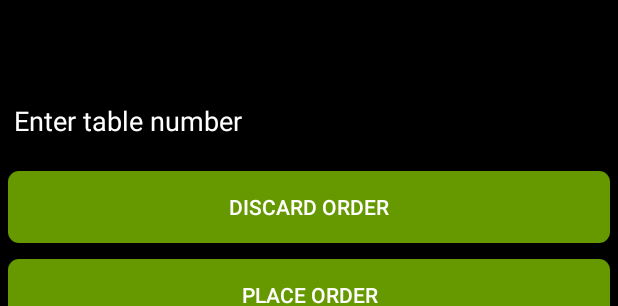
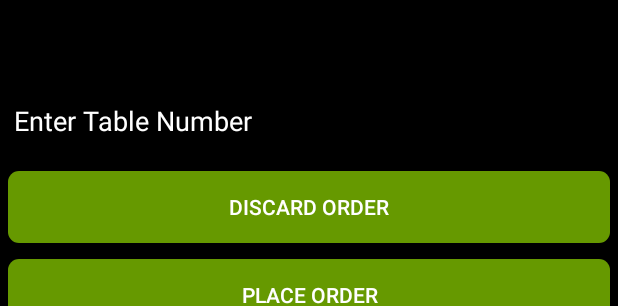
Before and after one commit to neelv113/client_host_hotel, an Android app: the layout activity_cart.xml on its own in the app's theme, with its tools: preview values and no code run, on a phone screen of 412 x 824 dp. Shown: the part 897-1203 px from the top of the screen. Run offline under Robolectric (Android 15) with nearby library versions, the light colour scheme and no system bars.

Commit message:
Final app done with ui also
done

```diff
--- a/app/src/main/java/com/example/ashish/client_host/Adapter/CartAdapter.java
+++ b/app/src/main/java/com/example/ashish/client_host/Adapter/CartAdapter.java
@@ -48,9 +48,8 @@ public class CartAdapter extends RecyclerView.Adapter<CartAdapter.ViewHolder> {
 
     @Override
     public void onBindViewHolder(@NonNull ViewHolder viewHolder, int i) {
-        viewHolder.txtView.setText(dataList[i] + "");
-        viewHolder.txtPrice.setText(dataPirceList[i]+"");
-//        SharedPreferences.putFoodDetailsList(itemDetails.get(i));
+        viewHolder.txtView.setText("Food Name : "+dataList[i] + "");
+        viewHolder.txtPrice.setText("Price : "+dataPirceList[i] + "");
     }
 
     @Override
--- a/app/src/main/java/com/example/ashish/client_host/Adapter/EatablesAdapter.java
+++ b/app/src/main/java/com/example/ashish/client_host/Adapter/EatablesAdapter.java
@@ -65,7 +65,7 @@ public class EatablesAdapter extends RecyclerView.Adapter<EatablesAdapter.ViewHo
             public void onClick(View view) {
 
                 SharedPreferences.putFoodList(dataList.get(position).getFoodName(), dataList.get(position).getPrice());
-                Toast.makeText(view.getContext(),"Item Added To Cart",Toast.LENGTH_LONG).show();
+                Toast.makeText(view.getContext(),"Item Added To Cart",Toast.LENGTH_SHORT).show();
 
                 for (String key : SharedPreferences.getFoodDetails().keySet()) {
                     ItemDetails itemDetailss = SharedPreferences.getFoodDetails().get(key);
--- a/app/src/main/java/com/example/ashish/client_host/Model/Ratings.java
+++ b/app/src/main/java/com/example/ashish/client_host/Model/Ratings.java
@@ -21,14 +21,11 @@ public class Ratings {
 
         FirebaseDatabase database = FirebaseDatabase.getInstance();
         final DatabaseReference reference = database.getReference("Ratings");
-//        refer = reference.child("users");
         Log.d(TAG, "Ratings: called 1__"+reference);
 
             reference.child("contact").setValue(contact);
             reference.child("rating").setValue(String.valueOf(rating));
 
-//        reference.child("contact").setValue(contact);
-//        reference.child("rating").setValue(String.valueOf(rating));
 
         reference.addValueEventListener(new ValueEventListener() {
             @Override
--- a/app/src/main/java/com/example/ashish/client_host/activity/Cart.java
+++ b/app/src/main/java/com/example/ashish/client_host/activity/Cart.java
@@ -53,12 +53,9 @@ public class Cart extends AppCompatActivity {
         removeOrderBtn.setOnClickListener(new View.OnClickListener() {
             @Override
             public void onClick(View view) {
-               //  new EatablesAdapter().dataList.clear();
                     SharedPreferences.clear();
                     cartRecyclerView.setAdapter(null);
                     cartRecyclerView.setAdapter(cartAdapter);
-                    //startActivity(new Intent(Cart.this,AllEatablesActivity.class).setFlags(Intent.FLAG_ACTIVITY_SINGLE_TOP|Intent.FLAG_ACTIVITY_CLEAR_TOP));
-                    //Toast.makeText(Cart.this,"Cart is empty",Toast.LENGTH_LONG).show();
             }
         });
 
@@ -84,11 +81,9 @@ public class Cart extends AppCompatActivity {
                {
                    sendNotification();
                    startActivity(new Intent(Cart.this,FoodMenuActivity.class));
-
                }
            }
        });
-
     }
 
     private void sendNotification() {
@@ -158,7 +153,6 @@ public class Cart extends AppCompatActivity {
                 .addHeader("Authorization", "key=" + "AIzaSyCc8pnR2KhsYshriO4_BztCQeREpx6q1ZQ")
                 .build();
         Response response = mClient.newCall(request).execute();
-//        Log.d(TAG,"response al:"+response+"__"+response.body().string()+"__"+response.body().string());
         return response.body().string();
     }
 
--- a/app/src/main/java/com/example/ashish/client_host/activity/DrinkOrderActivity.java
+++ b/app/src/main/java/com/example/ashish/client_host/activity/DrinkOrderActivity.java
@@ -97,7 +97,5 @@ public class DrinkOrderActivity extends AppCompatActivity {
     private void initViews() {
         recyclerDrink = findViewById(R.id.recyclerDrink);
         recyclerDrink.setLayoutManager(new LinearLayoutManager(this));
-        //recyclerDrinkAdapter = new RecyclerDrinkAdapter(this);
-        //recyclerDrink.setAdapter(recyclerDrinkAdapter);
     }
 }
--- a/app/src/main/java/com/example/ashish/client_host/activity/FoodMenuActivity.java
+++ b/app/src/main/java/com/example/ashish/client_host/activity/FoodMenuActivity.java
@@ -63,11 +63,6 @@ public class FoodMenuActivity extends AppCompatActivity implements NavigationVie
         });
     }
 
-//    @Override
-//    public boolean onCreateOptionsMenu(Menu menu) {
-//        getMenuInflater().inflate(R.menu.navigation,menu);
-//        return super.onCreateOptionsMenu(menu);
-//    }
 
     @Override
     public boolean onOptionsItemSelected(MenuItem item) {
--- a/app/src/main/java/com/example/ashish/client_host/activity/Splash_Activity.java
+++ b/app/src/main/java/com/example/ashish/client_host/activity/Splash_Activity.java
@@ -19,7 +19,7 @@ public class Splash_Activity extends AppCompatActivity {
     private static final String TAG =Splash_Activity.class.getSimpleName() ;
     private Activity context;
 
-    String fixssid="\"android\"";
+    String fixssid="\"Vyas\"";
 
     protected void onCreate(@Nullable Bundle savedInstance)
     {
@@ -28,7 +28,6 @@ public class Splash_Activity extends AppCompatActivity {
         String ssid=getCurrentSsid(this);
         Log.d(TAG, "Ssid "+ssid);
 
-     //   Log.d(TAG, "onCreate_a: "+ssid+"__"+fixssid);
         if(fixssid.contains(ssid)) {
             new Handler().postDelayed(new Runnable() {
             @Override
--- a/app/src/main/java/com/example/ashish/client_host/fragment/TabVegFragment.java
+++ b/app/src/main/java/com/example/ashish/client_host/fragment/TabVegFragment.java
@@ -85,7 +85,6 @@ public class TabVegFragment extends Fragment{
         recyclerVeg.setAdapter(firebaseRecyclerAdapter);
     }
     private void initViews(View view) {
-        //spinner = view.findViewById(R.id.vegSpinner);
         recyclerVeg = view.findViewById(R.id.recyclerVeg);
         recyclerVeg.setLayoutManager(new LinearLayoutManager(getActivity()));
         recyclerVegAdapter = new RecyclerVegViewAdapter(this);
--- a/app/src/main/res/layout/activity_cart.xml
+++ b/app/src/main/res/layout/activity_cart.xml
@@ -8,7 +8,8 @@
     <android.support.v7.widget.RecyclerView
         android:id="@+id/cartRecyclerView"
         android:layout_width="match_parent"
-        android:layout_height="match_parent" >
+        android:layout_height="match_parent"
+        android:layout_above="@id/edtTable">
     </android.support.v7.widget.RecyclerView>
 
     <EditText
@@ -16,7 +17,7 @@
         android:layout_above="@id/removeOrder"
         android:layout_width="match_parent"
         android:layout_height="wrap_content"
-        android:hint="Enter table number"
+        android:hint="Enter Table Number"
         android:inputType="number"
         android:maxLength="2"
         android:textColorHint="@android:color/white"
--- a/app/src/main/res/layout/cart_view.xml
+++ b/app/src/main/res/layout/cart_view.xml
@@ -10,14 +10,15 @@
         android:id="@+id/txtView"
         android:layout_height="wrap_content"
         android:layout_width="wrap_content"
-        android:text="all cart items"
         android:textColor="@android:color/white"
+        android:textSize="18sp"
         />
 
     <TextView
         android:id="@+id/txtPrice"
         android:layout_width="wrap_content"
         android:layout_height="wrap_content"
+        android:textSize="18sp"
         android:textColor="@android:color/white"/>
     <View
         android:layout_height="2dp"
--- a/app/src/main/res/layout/drink_view.xml
+++ b/app/src/main/res/layout/drink_view.xml
@@ -27,6 +27,7 @@
         <LinearLayout
             android:layout_height="wrap_content"
             android:layout_width="match_parent"
+            android:background="@android:color/black"
             android:weightSum="3"
             android:orientation="horizontal">
 
@@ -53,9 +54,10 @@
             <Button
                 android:id="@+id/drinkButtonCount"
                 android:layout_width="0dp"
-                android:layout_height="match_parent"
+                android:layout_height="50dp"
                 android:layout_weight="1"
                 android:textAllCaps="false"
+                android:textColor="@android:color/white"
                 android:background="@drawable/round_edge_button2"
                 android:gravity="center"
                 android:text="Add" />
--- a/app/src/main/res/layout/food_details.xml
+++ b/app/src/main/res/layout/food_details.xml
@@ -12,7 +12,7 @@
         android:layout_width="0dp"
         android:layout_height="100dp"
         android:layout_weight="1"
-        android:textSize="20sp"
+        android:textSize="17sp"
         android:textColor="@android:color/white"
         android:gravity="center"
         />
@@ -32,6 +32,7 @@
         android:layout_height="50dp"
         android:layout_width="0dp"
         android:text="Add"
+        android:textColor="@android:color/white"
         android:textAllCaps="false"
         android:background="@drawable/round_edge_button2"
         android:layout_weight="1"
--- a/app/src/main/res/layout/tab_nonveg_fragment.xml
+++ b/app/src/main/res/layout/tab_nonveg_fragment.xml
@@ -3,7 +3,6 @@
     android:orientation="vertical"
     android:layout_width="match_parent"
     android:layout_height="wrap_content"
-    android:background="@android:color/white"
     xmlns:android="http://schemas.android.com/apk/res/android">
 
     <android.support.v7.widget.RecyclerView
@@ -29,7 +28,7 @@
 
     <View
         android:layout_width="match_parent"
-        android:layout_height="1dp"
+        android:layout_height="3dp"
         android:background="@android:color/darker_gray"/>
 
 </LinearLayout>
--- a/app/src/main/res/layout/tab_veg_fragment.xml
+++ b/app/src/main/res/layout/tab_veg_fragment.xml
@@ -3,7 +3,6 @@
     android:orientation="vertical"
     android:layout_width="match_parent"
     android:layout_height="wrap_content"
-    android:background="@android:color/white"
     xmlns:android="http://schemas.android.com/apk/res/android">
 
     <android.support.v7.widget.RecyclerView
@@ -29,7 +28,7 @@
 
         <View
             android:layout_width="match_parent"
-            android:layout_height="1dp"
+            android:layout_height="3dp"
             android:background="@android:color/darker_gray"/>
 
 </LinearLayout>
--- a/app/src/main/res/layout/veg_view.xml
+++ b/app/src/main/res/layout/veg_view.xml
@@ -11,6 +11,7 @@
         android:layout_width="match_parent"
         android:scaleType="centerCrop"
         android:adjustViewBounds="true"
+        android:background="@android:color/black"
         />
 
     <TextView
```
Also changed, not shown: app/src/main/res/layout/activity_food_order.xml (+0 -9 lines).
